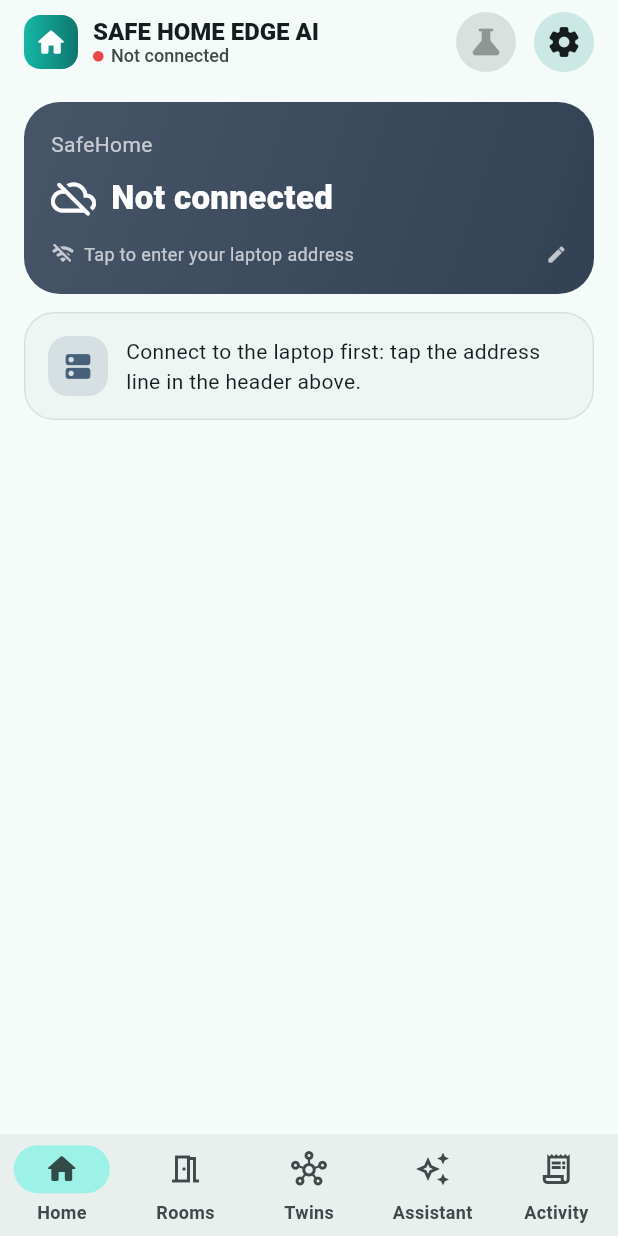
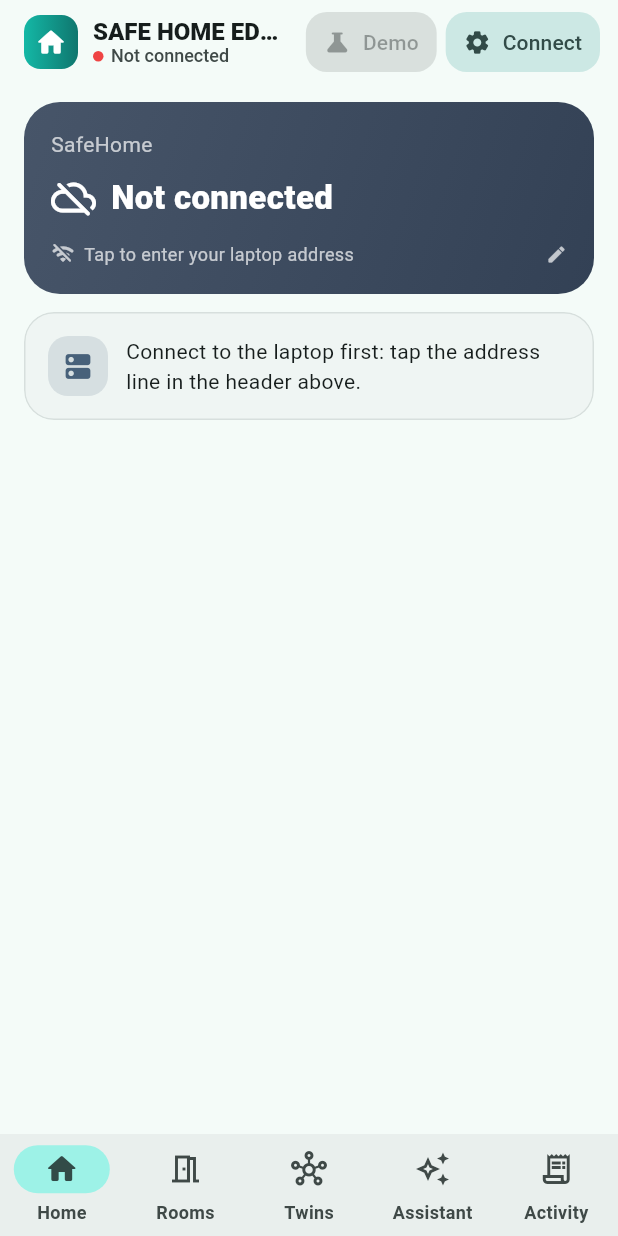
Before and after one commit to ayoolaeni/safehomeedgeai, a Flutter app: the screen it shows after launch, on a phone screen of 412 x 824 dp. Run offline on Flutter 3.47's test engine with Material 3 defaults, Android fonts, the phone set to English and light mode, and no system bars; our stand-ins replace multicast_dns, shared_preferences, speech_to_text; missing offline and left inert: mqtt_client.

Commit message:
Show all icons and label the top buttons
Release builds trimmed the Material icon font (4 KB on Windows), so most
icons rendered blank. Build with --no-tree-shake-icons, and give the
Demo and Connect buttons text labels.

Co-Authored-By: Claude Opus 5.5 <noreply@anthropic.com>

```diff
--- a/app/lib/screens/main_shell.dart
+++ b/app/lib/screens/main_shell.dart
@@ -80,10 +80,12 @@ class _MainShellState extends State<MainShell> {
               child: const Icon(Icons.home_rounded, color: Colors.white, size: 22),
             ),
             const SizedBox(width: 10),
-            Column(
+            Flexible(
+              child: Column(
                 crossAxisAlignment: CrossAxisAlignment.start,
                 children: [
-                const Text('SAFE HOME EDGE AI', style: TextStyle(fontSize: 16, fontWeight: FontWeight.w800)),
+                  const Text('SAFE HOME EDGE AI',
+                      overflow: TextOverflow.ellipsis, style: TextStyle(fontSize: 16, fontWeight: FontWeight.w800)),
                   Row(children: [
                     Container(
                       width: 7,
@@ -107,19 +109,28 @@ class _MainShellState extends State<MainShell> {
                   ]),
                 ],
               ),
+            ),
           ],
         ),
         actions: [
-          IconButton.filledTonal(
-            tooltip: 'Simulation & demo events',
-            icon: const Icon(Icons.science_rounded),
+          Tooltip(
+            message: 'Simulation & demo events',
+            child: FilledButton.tonalIcon(
+              style: FilledButton.styleFrom(padding: const EdgeInsets.symmetric(horizontal: 12, vertical: 8)),
+              icon: const Icon(Icons.science_rounded, size: 18),
+              label: const Text('Demo'),
               onPressed: online ? () => SimulationSheet.show(context) : null,
             ),
-          const SizedBox(width: 4),
-          IconButton.filledTonal(
-            tooltip: 'Laptop (broker) settings',
-            icon: const Icon(Icons.settings_rounded),
+          ),
+          const SizedBox(width: 6),
+          Tooltip(
+            message: 'Laptop (broker) settings',
+            child: FilledButton.tonalIcon(
+              style: FilledButton.styleFrom(padding: const EdgeInsets.symmetric(horizontal: 12, vertical: 8)),
+              icon: const Icon(Icons.settings_rounded, size: 18),
+              label: const Text('Connect'),
               onPressed: () => _editBroker(mqtt),
+            ),
           ),
           const SizedBox(width: 12),
         ],
@@ -145,11 +156,14 @@ class _MainShellState extends State<MainShell> {
           ),
           const NavigationDestination(
               icon: Icon(Icons.meeting_room_outlined), selectedIcon: Icon(Icons.meeting_room_rounded), label: 'Rooms'),
-          const NavigationDestination(icon: Icon(Icons.hub_outlined), selectedIcon: Icon(Icons.hub_rounded), label: 'Twins'),
+          const NavigationDestination(
+              icon: Icon(Icons.hub_outlined), selectedIcon: Icon(Icons.hub_rounded), label: 'Twins'),
           const NavigationDestination(
               icon: Icon(Icons.auto_awesome_outlined), selectedIcon: Icon(Icons.auto_awesome), label: 'Assistant'),
           const NavigationDestination(
-              icon: Icon(Icons.receipt_long_outlined), selectedIcon: Icon(Icons.receipt_long_rounded), label: 'Activity'),
+              icon: Icon(Icons.receipt_long_outlined),
+              selectedIcon: Icon(Icons.receipt_long_rounded),
+              label: 'Activity'),
         ],
       ),
     );
```
Also changed, not shown: 1 other file. Lines whose indentation alone changed are shown as unchanged.
